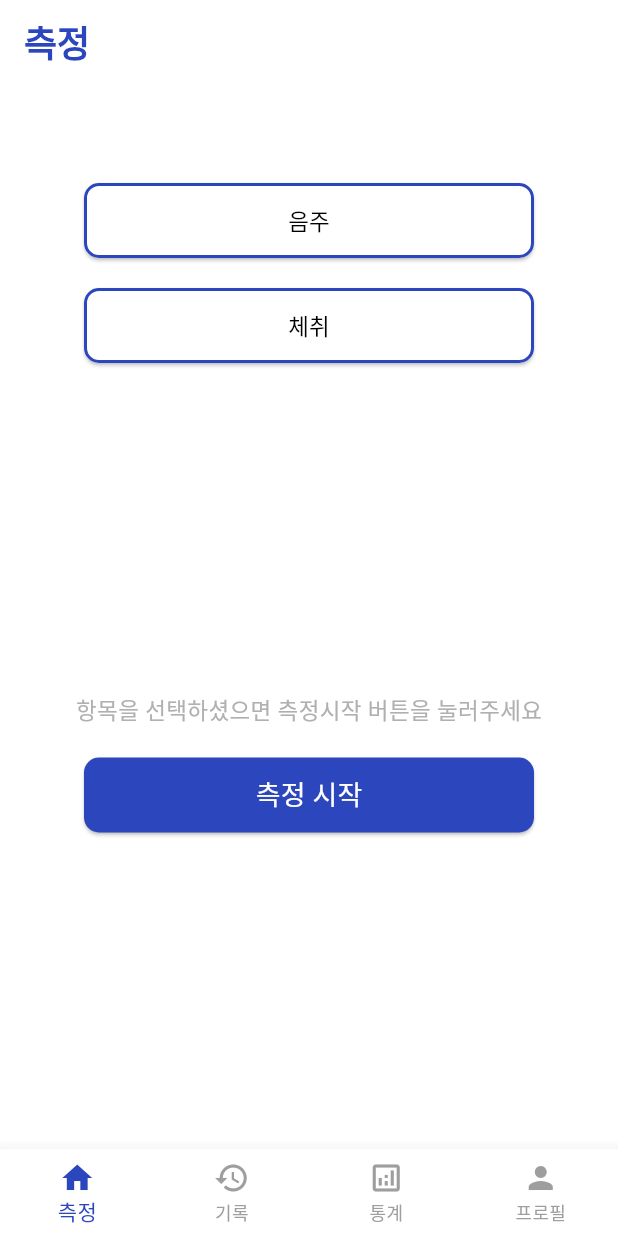
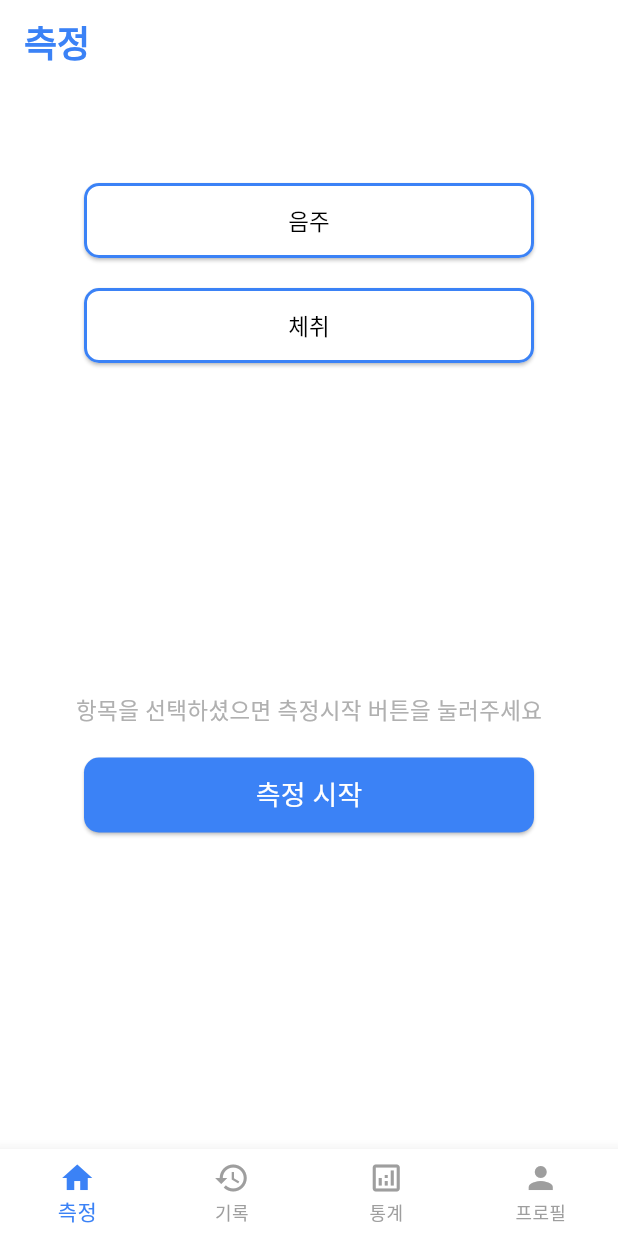
Before and after one commit to mark77234/NCSENSOR, a Flutter app: the MainScreen screen opened directly, on a phone screen of 412 x 824 dp. Run offline on Flutter 3.47's test engine with Material 3 defaults, Android fonts, the phone set to English and light mode, and no system bars; our stand-ins replace fl_chart.

Commit message:
색바꿨어여

```diff
--- a/lib/constants/styles.dart
+++ b/lib/constants/styles.dart
@@ -1,7 +1,7 @@
 import 'package:flutter/material.dart';
 
 class ColorStyles {
-  static const Color primary = Color(0xFF2C46BD);
+  static const Color primary = Color(0xFF3B82F6);
   static const Color secondary = Color(0xFF4B5563);
   static const Color grey = Color(0xFFD1D5DB);
   static const Color background = Color(0xFFFFFFFF);
--- a/lib/screens/login_screen.dart
+++ b/lib/screens/login_screen.dart
@@ -1,6 +1,6 @@
 import 'package:flutter/material.dart';
 import 'package:taesung1/screens/main_screen.dart';
-import 'package:taesung1/screens/measure_screen.dart';
+
 
 class LoginScreen extends StatefulWidget {
   const LoginScreen({super.key});
```
